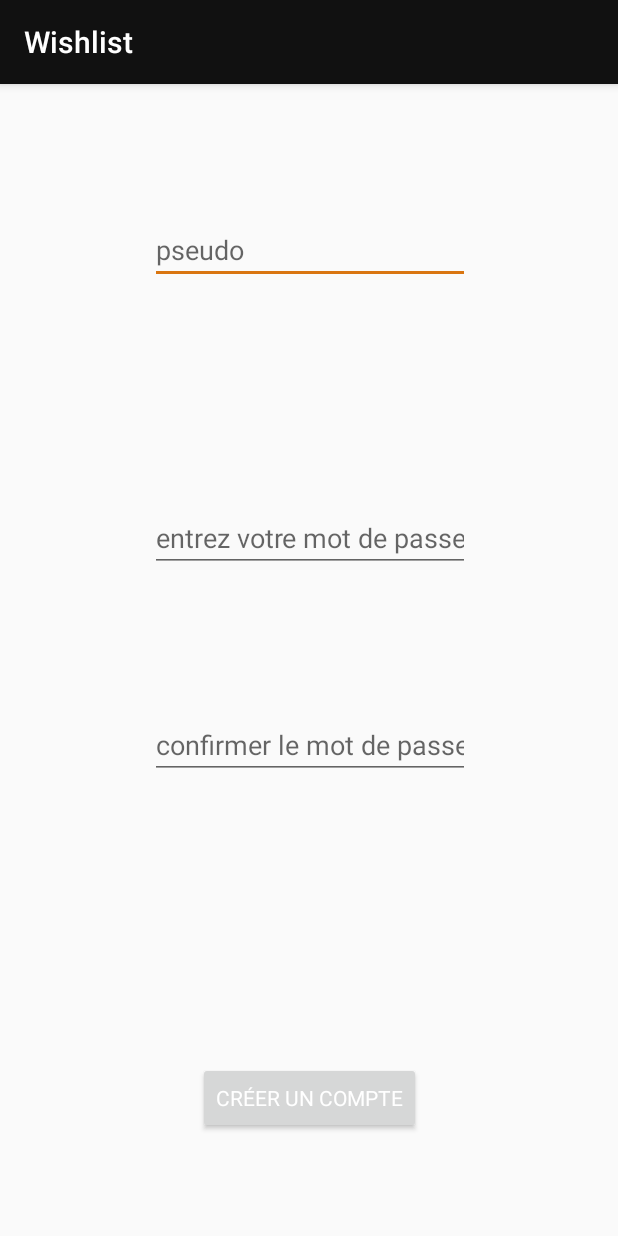
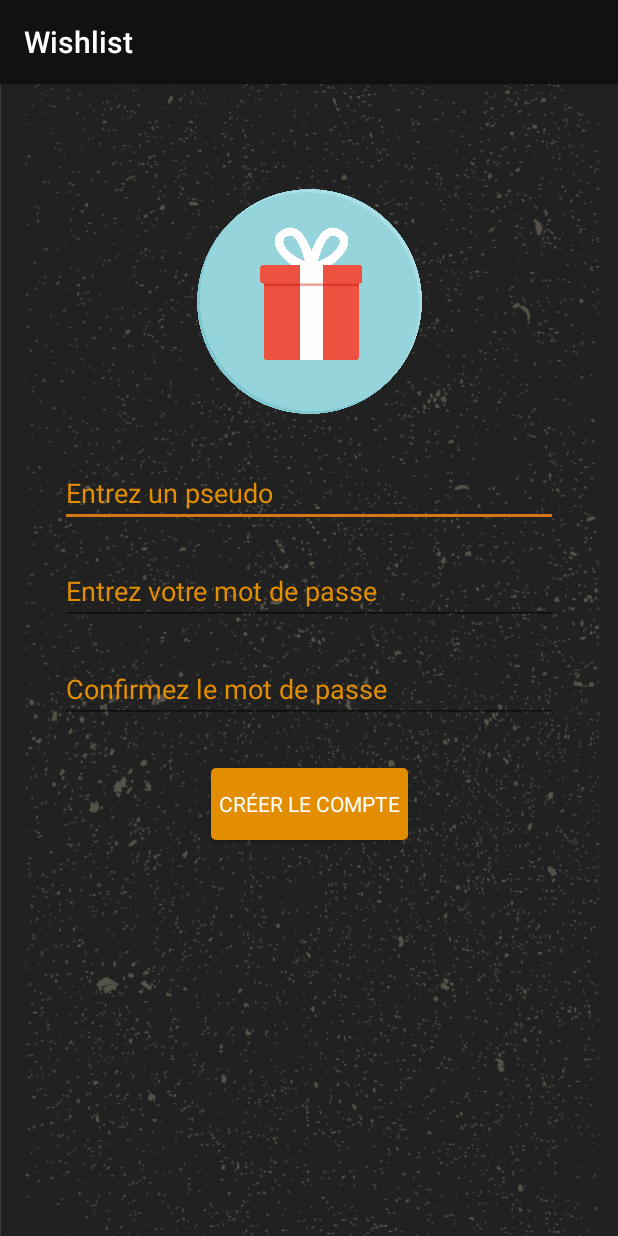
Before and after one commit to Adphi/WishList, an Android app: the CreateAccountActivity screen opened directly, with no data from a screen before it, on a phone screen of 412 x 824 dp. Run offline under Robolectric (Android 15) with nearby library versions, the phone set to English and light mode, and no system bars; our stand-ins replace Firebase (no records; nobody signed in at launch, a user with empty details on screens opened directly).

Commit message:
Fin design

```diff
--- a/app/src/main/res/layout/activity_create_account.xml
+++ b/app/src/main/res/layout/activity_create_account.xml
@@ -1,68 +1,93 @@
 <?xml version="1.0" encoding="utf-8"?>
 <android.support.constraint.ConstraintLayout xmlns:android="http://schemas.android.com/apk/res/android"
-    xmlns:app="http://schemas.android.com/apk/res-auto"
-    xmlns:tools="http://schemas.android.com/tools"
+xmlns:app="http://schemas.android.com/apk/res-auto"
+xmlns:tools="http://schemas.android.com/tools"
+android:layout_width="match_parent"
+android:layout_height="match_parent"
+android:background="@drawable/bgbasic_01"
+tools:context="fr.wcs.wishlist.CreateAccountActivity">>
+
+<android.support.constraint.Guideline
+    android:id="@+id/guideline3"
     android:layout_width="match_parent"
     android:layout_height="match_parent"
-    tools:context="fr.wcs.wishlist.CreateAccountActivity">
+    android:orientation="vertical"
+    app:layout_constraintGuide_percent="0.5" />
+
+
+    <EditText
+        android:id="@+id/creerUserName"
+        android:layout_width="0dp"
+        android:layout_height="wrap_content"
+        android:layout_marginEnd="40dp"
+        android:layout_marginStart="40dp"
+        android:layout_marginTop="30dp"
+        android:fontFamily="sans-serif"
+        android:hint="Entrez un pseudo"
+        android:inputType="text"
+        android:maxLength="15"
+        android:textColorHint="@color/colorAccentLight"
+        app:layout_constraintEnd_toEndOf="parent"
+        app:layout_constraintStart_toStartOf="parent"
+        app:layout_constraintTop_toBottomOf="@+id/imageView" />
+
+    <EditText
+        android:id="@+id/creerPassword"
+        android:layout_width="0dp"
+        android:layout_height="wrap_content"
+        android:layout_marginEnd="40dp"
+        android:layout_marginStart="40dp"
+        android:layout_marginTop="20dp"
+        android:hint="Entrez votre mot de passe"
+        android:inputType="textPassword"
+        android:maxLength="15"
+        android:textColorHint="@color/colorAccentLight"
+        app:layout_constraintEnd_toEndOf="parent"
+        app:layout_constraintStart_toStartOf="parent"
+        app:layout_constraintTop_toBottomOf="@+id/creerUserName" />
+
+    <EditText
+        android:id="@+id/confirmerUserPassword"
+        android:layout_width="0dp"
+        android:layout_height="wrap_content"
+        android:layout_marginEnd="40dp"
+        android:layout_marginStart="40dp"
+        android:layout_marginTop="20dp"
+        android:hint="Confirmez le mot de passe"
+        android:inputType="textPassword"
+        android:maxLength="15"
+        android:textColorHint="@color/colorAccentLight"
+        app:layout_constraintEnd_toEndOf="parent"
+        app:layout_constraintStart_toStartOf="parent"
+        app:layout_constraintTop_toBottomOf="@+id/creerPassword" />
 
     <Button
         android:id="@+id/buttonCreerCompt"
         android:layout_width="wrap_content"
         android:layout_height="wrap_content"
-        android:layout_marginBottom="68dp"
-        android:layout_marginTop="8dp"
+        android:layout_marginEnd="8dp"
+        android:layout_marginTop="30dp"
+        android:background="@drawable/shapebutton"
         android:fontFamily="sans-serif"
-        android:text="@string/string_creeuncompte"
-        android:textColor="#FFFFFF"
-        app:layout_constraintBottom_toBottomOf="parent"
-        app:layout_constraintLeft_toLeftOf="parent"
-        app:layout_constraintRight_toRightOf="parent"
-        app:layout_constraintTop_toBottomOf="@+id/buttonConnexionSend"
-        app:layout_constraintVertical_bias="1.0" />
+        android:paddingEnd="5dp"
+        android:paddingLeft="5dp"
+        android:paddingRight="5dp"
+        android:paddingStart="5dp"
+        android:text="Créer le compte"
+        android:textColor="@android:color/white"
+        app:layout_constraintEnd_toStartOf="@+id/guideline3"
+        app:layout_constraintStart_toStartOf="@+id/guideline3"
+        app:layout_constraintTop_toBottomOf="@+id/confirmerUserPassword" />
 
-    <EditText
-        android:id="@+id/creerUserName"
-        android:layout_width="wrap_content"
-        android:layout_height="wrap_content"
-        android:layout_marginTop="88dp"
-        android:ems="10"
-        android:inputType="textPersonName"
-        android:hint="pseudo"
-        app:layout_constraintHorizontal_bias="0.502"
-        app:layout_constraintLeft_toLeftOf="parent"
-        app:layout_constraintRight_toRightOf="parent"
-        app:layout_constraintTop_toTopOf="parent" />
-
-    <EditText
-        android:id="@+id/creerPassword"
-        android:layout_width="wrap_content"
-        android:layout_height="wrap_content"
-        android:layout_marginBottom="304dp"
-        android:layout_marginTop="8dp"
-        android:ems="10"
-        android:inputType="textPassword"
-        android:hint="entrez votre mot de passe"
-        app:layout_constraintBottom_toBottomOf="parent"
-        app:layout_constraintHorizontal_bias="0.502"
-        app:layout_constraintLeft_toLeftOf="parent"
-        app:layout_constraintRight_toRightOf="parent"
-        app:layout_constraintTop_toBottomOf="@+id/creerUserName" />
-
-    <EditText
-        android:id="@+id/confirmerUserPassword"
-        android:layout_width="wrap_content"
-        android:layout_height="wrap_content"
-        android:layout_marginBottom="220dp"
-        android:layout_marginTop="8dp"
-        android:ems="10"
-        android:inputType="textPassword"
-        android:hint="confirmer le mot de passe"
-        app:layout_constraintBottom_toBottomOf="parent"
-        app:layout_constraintHorizontal_bias="0.502"
-        app:layout_constraintLeft_toLeftOf="parent"
-        app:layout_constraintRight_toRightOf="parent"
-        app:layout_constraintTop_toBottomOf="@+id/creerPassword" />
-
+    <ImageView
+        android:id="@+id/imageView"
+        android:layout_width="150dp"
+        android:layout_height="150dp"
+        android:layout_marginEnd="8dp"
+        android:layout_marginTop="70dp"
+        app:layout_constraintEnd_toStartOf="@+id/guideline3"
+        app:layout_constraintStart_toStartOf="@+id/guideline3"
+        app:layout_constraintTop_toTopOf="parent"
+        app:srcCompat="@drawable/cadeau" />
 
 </android.support.constraint.ConstraintLayout>
```
Also changed, not shown: app/src/main/res/layout/activity_login.xml (+60 -26 lines), app/src/main/res/drawable-hdpi/cadeau.png (added), app/src/main/res/drawable-ldpi/cadeau.png (added), app/src/main/res/drawable-mdpi/cadeau.png (added), app/src/main/res/drawable-tvdpi/cadeau.png (added), app/src/main/res/drawable-xhdpi/cadeau.png (added), app/src/main/res/drawable-xxhdpi/cadeau.png (added), app/src/main/res/drawable-xxxhdpi/cadeau.png (added).
